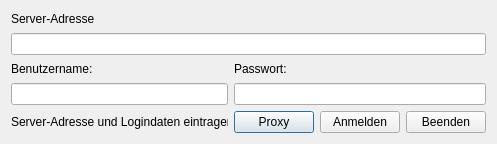
floriandotorg/bumm, file ui/LoginDialog.ui: the form before one commit.
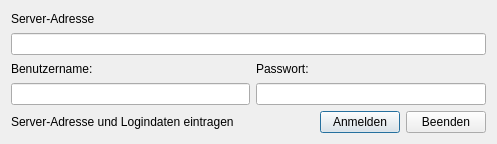
The form after the commit.

Commit message: LoginDialog, Exceptions überarbeitet UserList erweitert MainWindow erweitert

```diff
--- a/ui/LoginDialog.ui
+++ b/ui/LoginDialog.ui
@@ -54,32 +54,24 @@
    </item>
    <item row="3" column="1" colspan="3" >
     <widget class="QLineEdit" name="_passwd" >
+     <property name="minimumSize" >
+      <size>
+       <width>230</width>
+       <height>0</height>
+      </size>
+     </property>
      <property name="echoMode" >
       <enum>QLineEdit::Password</enum>
      </property>
     </widget>
    </item>
-   <item row="4" column="0" >
+   <item row="4" column="0" colspan="2" >
     <widget class="QLabel" name="_lbl_status" >
      <property name="text" >
       <string>Server-Adresse und Logindaten eintragen</string>
      </property>
     </widget>
    </item>
-   <item row="4" column="1" >
-    <widget class="QPushButton" name="_proxy_button" >
-     <property name="text" >
-      <string>Proxy</string>
-     </property>
-    </widget>
-   </item>
-   <item row="4" column="2" >
-    <widget class="QPushButton" name="_login_button" >
-     <property name="text" >
-      <string>Anmelden</string>
-     </property>
-    </widget>
-   </item>
    <item row="4" column="3" >
     <widget class="QPushButton" name="_quit_button" >
      <property name="text" >
@@ -87,6 +79,16 @@
      </property>
     </widget>
    </item>
+   <item row="4" column="2" >
+    <widget class="QPushButton" name="_login_button" >
+     <property name="text" >
+      <string>Anmelden</string>
+     </property>
+     <property name="default" >
+      <bool>true</bool>
+     </property>
+    </widget>
+   </item>
   </layout>
  </widget>
  <resources/>
```
Left out of the diff: 9 changed lines with no effect on the pictures. The commit also changes 12 other files.
